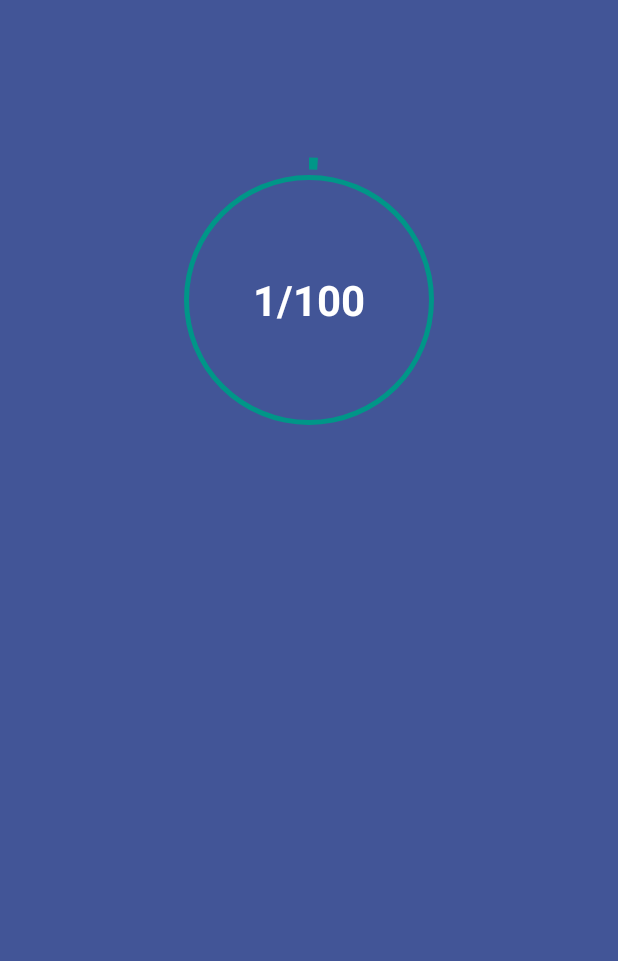
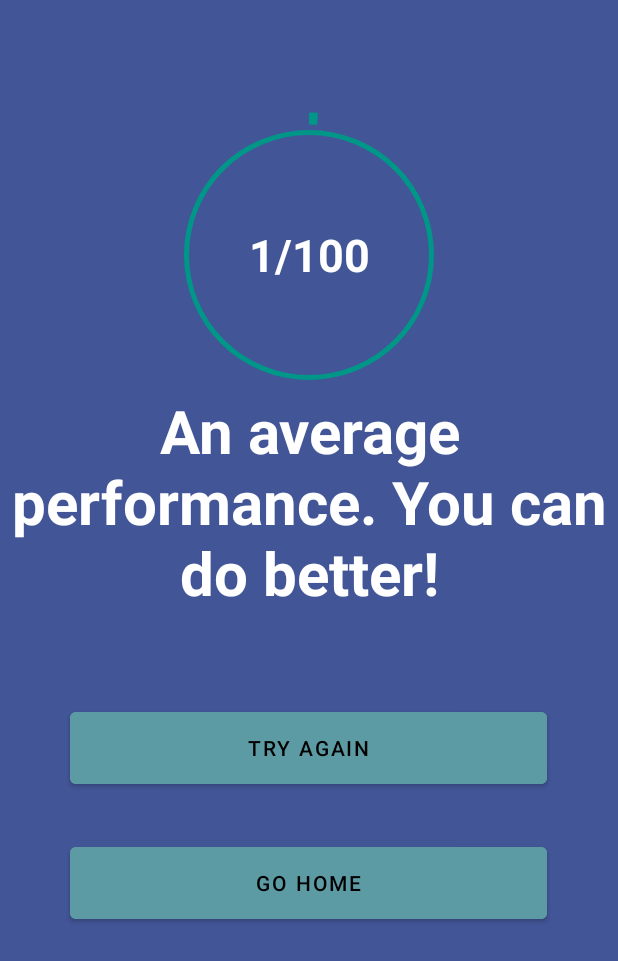
Before and after one commit to Abisayo1/eNursing, an Android app: the Result screen opened directly, with no data from a screen before it, on a phone screen of 412 x 824 dp. Shown: the top 961 px of the screen. Run offline under Robolectric (Android 15) with nearby library versions, the phone set to English and light mode, and no system bars.

Commit message:
I have built the screen for the result

```diff
--- a/app/src/main/java/com/abisayo/computerize1/Topics.kt
+++ b/app/src/main/java/com/abisayo/computerize1/Topics.kt
@@ -52,7 +52,7 @@ class Topics : AppCompatActivity() {
         topicAdapter.setOnItemClickListener(object : TopicAdapter.onItemClickListener{
             override fun onItemClick(position: Int) {
                 if (position == 0) {
-                    val intent = Intent(this@Topics, Result::class.java)
+                    val intent = Intent(this@Topics, Learn::class.java)
                     startActivity(intent)
 
                 } else {
--- a/app/src/main/res/layout/activity_result.xml
+++ b/app/src/main/res/layout/activity_result.xml
@@ -15,18 +15,18 @@
         android:id="@+id/progress_layout"
         android:layout_width="200dp"
         android:layout_height="200dp"
-        android:layout_margin="100dp">
+        android:layout_margin="70dp">
 
         <ProgressBar
             android:id="@+id/progress_bar"
+            style="?android:attr/progressBarStyleHorizontal"
             android:layout_width="match_parent"
             android:layout_height="match_parent"
-            style="?android:attr/progressBarStyleHorizontal"
             android:background="@drawable/circle_shape"
+            android:gravity="center_horizontal"
             android:indeterminate="false"
             android:progressDrawable="@drawable/circle_progress_bar"
-            android:textAlignment="center"
-            android:gravity="center_horizontal" />
+            android:textAlignment="center" />
 
         <TextView
             android:id="@+id/progress_text"
@@ -36,10 +36,41 @@
             android:layout_alignParentRight="true"
             android:layout_centerVertical="true"
             android:gravity="center"
-            android:text="------"
+            android:text="50/100"
             android:textColor="#FFFFFF"
-            android:textSize="28sp"
-            android:textStyle="bold"/>
+            android:textSize="30sp"
+            android:textStyle="bold" />
 
     </RelativeLayout>
+
+
+    <TextView
+        android:id="@+id/textView20"
+        android:layout_width="match_parent"
+        android:layout_height="wrap_content"
+        android:layout_marginTop="-80dp"
+        android:gravity="center_horizontal"
+        android:text="An average performance. You can do better!"
+        android:textAlignment="center"
+        android:textColor="#FFFFFF"
+        android:textSize="40sp"
+        android:textStyle="bold" />
+
+    <Button
+        android:id="@+id/button7"
+        android:layout_marginTop="60dp"
+        android:layout_width="318dp"
+        android:layout_height="60dp"
+        android:backgroundTint="#5D9BA4"
+        android:text="Try Again" />
+
+    <Button
+        android:id="@+id/button8"
+        android:layout_marginTop="30dp"
+        android:backgroundTint="#5D9BA4"
+        android:layout_width="318dp"
+        android:layout_height="60dp"
+        android:text="Go Home" />
+
+
 </LinearLayout>
```
Also changed, not shown: app/src/main/res/drawable/img_decision.png (added).
